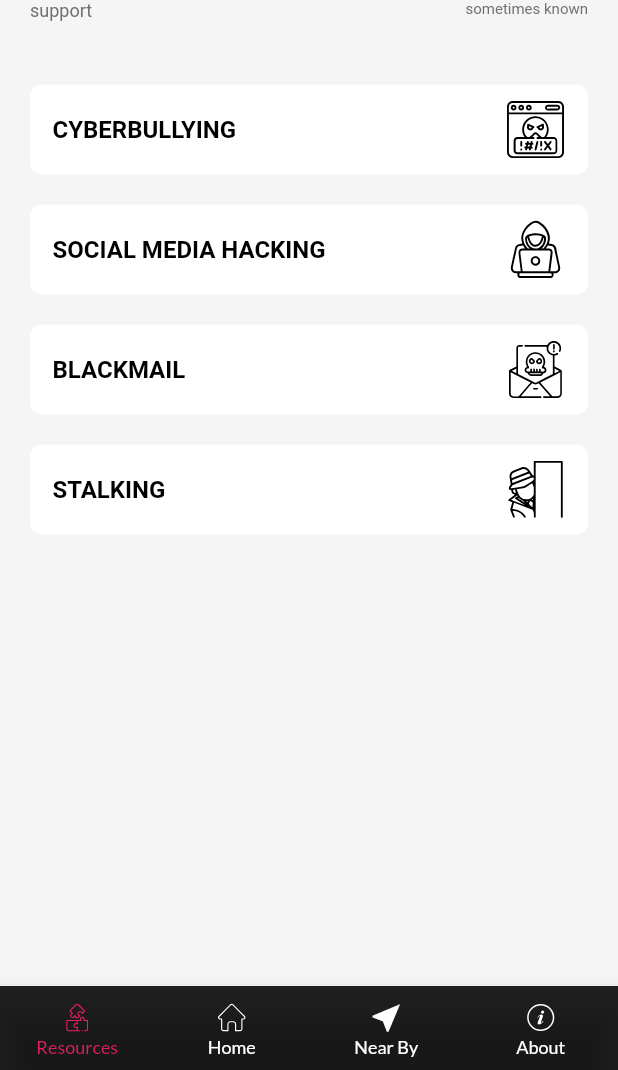
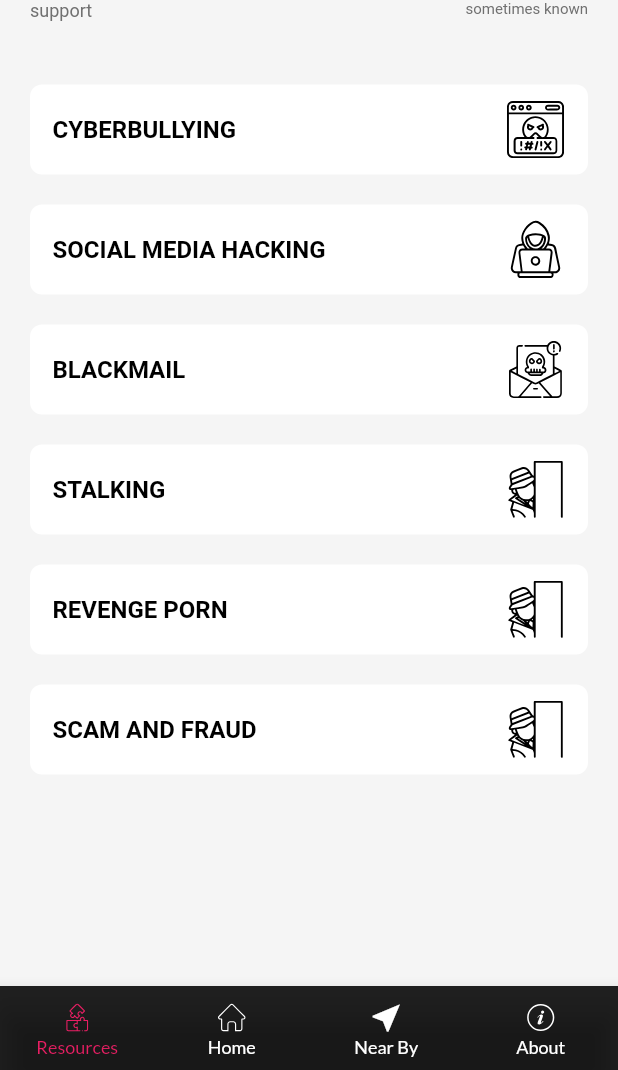
Before and after one commit to Sudheerkumar-a/Shakti, a Flutter app: the screen it shows after launch, on a phone screen of 412 x 824 dp, the part 166-1236 px from its top. Run offline on Flutter 3.47's test engine with Material 2 defaults, Android fonts, the phone set to English and light mode, and no system bars; our stand-ins replace dartz, equatable, flutter_bloc, flutter_svg, geolocator, get and 4 more; missing offline and left inert: flutter_phone_direct_caller, map_launcher.

Commit message:
#Added scam_and_fraud and revenge_porn

```diff
--- a/assets/data/about.json
+++ b/assets/data/about.json
@@ -1,22 +1,22 @@
 [
   {
     "title": "The story behind our logo",
-    "description": "Lorem Ipsum is simply dummy text of the printing and typesetting industry. Lorem Ipsum has been the industry’s standard dummy text ever since the 1500s, when an unknown printer took a galley of type and scrambled it to make a type specimen book. It has survived not only five centuries, but also the leap into electronic typesetting, remaining essentially unchanged. It was popularised in the 1960s with the release of Letraset sheets containing Lorem Ipsum passages"
+    "description": "An app's logo acts as a visual representation of the app, capturing its essence. We wanted our logo to represent the goal of creating the app. The choice of an evil eye as the primary emblem has special significance because it has long been associated with warding off ill fortune, adversity, and potential harm. The Evil Eye's deep pink colour symbolises determination and resilience in times of difficulty. Furthermore, the symbol carries a profound connection to divine strength, acting as a protective barrier against negative energies that may surround us. By incorporating the powerful symbolism of the Evil Eye, our logo conveys both a sense of safeguarding and the potential to overcome obstacles."
   },
   {
     "title": "The importance of our colour platte",
-    "description": "Lorem Ipsum is simply dummy text of the printing and typesetting industry. Lorem Ipsum has been the industry’s standard dummy text ever since the 1500s, when an unknown printer took a galley of type and scrambled it to make a type specimen book. It has survived not only five centuries, but also the leap into electronic typesetting, remaining essentially unchanged. It was popularised in the 1960s with the release of Letraset sheets containing Lorem Ipsum passages"
+    "description": "Dealing with cybercrime in whatever form requires a lot of resilience to get through all the challenges. Pink was purposefully selected as the main colour scheme for our app because it is usually associated with strength. Pink represents strength as well as the ideas of health and wellbeing. It acts as a constant reminder of the value of taking care of oneself and one's own body. Pink can also signify the attainment of mental clarity, spiritual growth, and physical healing. By embracing a pink colour palette, we aim to convey both the inner strength needed to combat cybercrime and the importance of personal growth and wellness."
   },
   {
     "title": "What does Shakti means",
-    "description": "Lorem Ipsum is simply dummy text of the printing and typesetting industry. Lorem Ipsum has been the industry’s standard dummy text ever since the 1500s, when an unknown printer took a galley of type and scrambled it to make a type specimen book. It has survived not only five centuries, but also the leap into electronic typesetting, remaining essentially unchanged. It was popularised in the 1960s with the release of Letraset sheets containing Lorem Ipsum passages"
+    "description": "'Shakti' is a Sanskrit term that has rich and varied meanings depending on the context in which it is used. In Hinduism, Shakti refers to the divine feminine energy or power that represents the creative, dynamic, and transformative aspects of the universe. It is considered the primordial cosmic energy that gives life to everything and is often associated with the Goddess, Devi, or Divine Mother.."
   },
   {
     "title": "What is Shakti ?",
-    "description": "Lorem Ipsum is simply dummy text of the printing and typesetting industry. Lorem Ipsum has been the industry’s standard dummy text ever since the 1500s, when an unknown printer took a galley of type and scrambled it to make a type specimen book. It has survived not only five centuries, but also the leap into electronic typesetting, remaining essentially unchanged. It was popularised in the 1960s with the release of Letraset sheets containing Lorem Ipsum passages"
+    "description": "Shakti is an app that creates a sphere of security and support for women in terms of cybercrime. Why 'Shakti'? Shakti means power, energy, or force. Mythologically, Shakti is always described as feminine, often personified as the goddess Devi. Since our main target area is Telangana, we wanted to include a word that is connected to the national language, Hindi. By incorporating the word 'Shakti' into our app, we symbolise the inherent strength and resilience needed to combat cybercrime. The choice of this word not only acknowledges the power and force within us but also pays homage to the divine feminine energy that holds immense significance in Indian mythology."
   },
   {
     "title": "The aim of Shakti",
-    "description": "Lorem Ipsum is simply dummy text of the printing and typesetting industry. Lorem Ipsum has been the industry’s standard dummy text ever since the 1500s, when an unknown printer took a galley of type and scrambled it to make a type specimen book. It has survived not only five centuries, but also the leap into electronic typesetting, remaining essentially unchanged. It was popularised in the 1960s with the release of Letraset sheets containing Lorem Ipsum passages"
+    "description": "Shakti is an app that creates a sphere of security and support for women in terms of cybercrime. The main focus of shakti is to deal with the aftermath of cybercrime. It seeks to serve as a backbone and guide for women who are in the process of fighting against injustices executed online. The app includes a step-by-step action plan that guides women through the process of dealing with the aftermath of cybercrime."
   }
 ]
--- /dev/null
+++ b/assets/data/revenge_porn.json
@@ -0,0 +1,30 @@
+[
+  {
+    "title": "What is revenge porn?",
+    "description": "Revenge porn is a type of digital abuse in which nude or sexually explicit photos or videos are shared without the consent of those pictured. Also called nonconsensual pornography, it’s closely related to sexual abuse. A current or previous partner may share such images as “revenge” or threaten to distribute them as a type of blackmail."
+  },
+  {
+    "title": "How to gather evidence of revenge porn",
+    "description":"Come to the cybercrime department and file a complaint. Show the evidence of your nudes being leaked (picture or video). You can give one screenshot as evidence (one is enough but it is better to give more if you have them). If you do not have evidence then you can describe the incident but it is recommended to gather as much evidence as you can so that the investigation is done faster."
+  },
+  {
+    "title": "Actions you should be taking",
+    "description": "If your nudes are leaked and have no way of protecting yourself then you can contact the cyber crime department via email or go to the cyber crime department to file a complaint. You can also file the complaint on the cyber crime portal. https://cybercrime.gov.in/ However, if you want an immediate response it is recommended to go to the cyber crime department where the process takes approximately an hour.\n\nSteps to take:\n1.Go to the nearest cybercrime police station\n2.Fill the petition at the reception\n3.File a complaint\n4.If required you will have to file a FIR\n5.After the following requirements are completed, the investigation takes place\n\nA complaint is filed by you when you go to the police station. The entire process takes an hour. If the suspect is guilty, they can be charged or fined."
+  },
+  {
+    "title": "Security measures you should be taking",
+    "description": "- Do not accept an unknown request.\n- Do not engage in a conversation with unknown users.\n- Never share your credentials with anybody even if it is a friend because they can use your pictures, videos or texts against you. \n- Raise  awareness by informing the people around you about revenge porn.\n- Don’t take naked photos\n- Don’t share naked photos\n- Don’t be afraid to ask someone to delete pictures"
+  },
+  {
+    "title": "Who to contact?",
+    "description": "Call the helpline 1930. You will be asked general questions.\nYou can also contact the cybercrime department via email."
+  },
+  {
+    "title": "Helpline",
+    "description": "National police helpline number is 112. National women helpline number is 181 and Cyber Crime Helpline is 1930."
+  },
+  {
+    "title": "Outside police help (NGOs)",
+    "description": ""
+  }
+]
--- a/lib/core/constants/assets.dart
+++ b/lib/core/constants/assets.dart
@@ -18,6 +18,8 @@ class Assets {
   static const socialMediaHackingJSon = '${dataPath}social_media_hacking.json';
   static const backmailJSon = '${dataPath}blackmail.json';
   static const stalkingJSon = '${dataPath}stalking.json';
+  static const revengePornJSon = '${dataPath}revenge_porn.json';
+  static const scamAndFraudJson = '${dataPath}scam_and_fraud.json';
   static const audiosJSon = '${dataPath}audios.json';
   static const policeStationsJSon = '${dataPath}police_stations.json';
 }
--- a/lib/presentation/ui/screens/resource_screen.dart
+++ b/lib/presentation/ui/screens/resource_screen.dart
@@ -154,6 +154,72 @@ class ResourceScreen extends StatelessWidget {
               ),
             ),
           ),
+          const SizedBox(
+            height: 20,
+          ),
+          GestureDetector(
+            onTap: () {
+              Navigator.of(context, rootNavigator: false).pushNamed(
+                  InfoListScreen.route,
+                  arguments: Assets.revengePornJSon);
+            },
+            child: Container(
+              padding: const EdgeInsets.symmetric(vertical: 10, horizontal: 15),
+              decoration: BoxDecoration(
+                  color: Colors.white, borderRadius: BorderRadius.circular(8)),
+              child: Row(
+                mainAxisAlignment: MainAxisAlignment.spaceBetween,
+                children: [
+                  Text(
+                    'REVENGE PORN',
+                    style: GoogleFonts.roboto(
+                        color: const Color.fromARGB(255, 0, 0, 0),
+                        fontSize: 16,
+                        fontWeight: FontWeight.w600),
+                  ),
+                  SvgPicture.asset(
+                    Assets.stalking,
+                    width: FORTY.toDouble(),
+                    height: FORTY.toDouble(),
+                    fit: BoxFit.fill,
+                  ),
+                ],
+              ),
+            ),
+          ),
+          const SizedBox(
+            height: 20,
+          ),
+          GestureDetector(
+            onTap: () {
+              Navigator.of(context, rootNavigator: false).pushNamed(
+                  InfoListScreen.route,
+                  arguments: Assets.scamAndFraudJson);
+            },
+            child: Container(
+              padding: const EdgeInsets.symmetric(vertical: 10, horizontal: 15),
+              decoration: BoxDecoration(
+                  color: Colors.white, borderRadius: BorderRadius.circular(8)),
+              child: Row(
+                mainAxisAlignment: MainAxisAlignment.spaceBetween,
+                children: [
+                  Text(
+                    'SCAM AND FRAUD',
+                    style: GoogleFonts.roboto(
+                        color: const Color.fromARGB(255, 0, 0, 0),
+                        fontSize: 16,
+                        fontWeight: FontWeight.w600),
+                  ),
+                  SvgPicture.asset(
+                    Assets.stalking,
+                    width: FORTY.toDouble(),
+                    height: FORTY.toDouble(),
+                    fit: BoxFit.fill,
+                  ),
+                ],
+              ),
+            ),
+          ),
         ],
       ),
     );
--- a/pubspec.yaml
+++ b/pubspec.yaml
@@ -89,6 +89,8 @@ flutter:
      - assets/data/social_media_hacking.json
      - assets/data/blackmail.json
      - assets/data/stalking.json
+     - assets/data/revenge_porn.json
+     - assets/data/scam_and_fraud.json
      - assets/data/audios.json
      - assets/data/police_stations.json
   #audio files
```
Also changed, not shown: assets/data/scam_and_fraud.json (added, +66 -0 lines).
